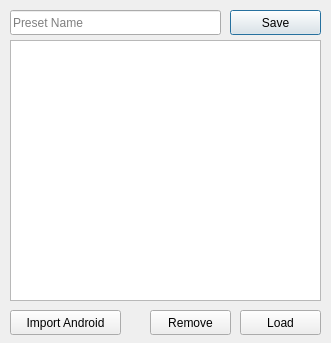
The window that preset.ui (Audio4Linux/Viper4Linux-GUI) describes before a commit, drawn with Qt 5.
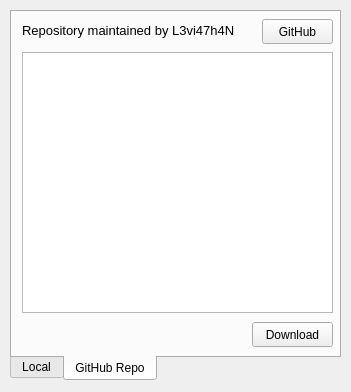
The same window after the commit. The open tabs and pages were chosen to show the change. Icons and pictures are not drawn.

Commit message: Download configs and IRS directly from the official repo

What changed in the file:
```diff
--- a/preset.ui
+++ b/preset.ui
@@ -6,8 +6,8 @@
    <rect>
     <x>0</x>
     <y>0</y>
-    <width>331</width>
-    <height>343</height>
+    <width>351</width>
+    <height>392</height>
    </rect>
   </property>
   <property name="windowTitle">
@@ -17,6 +17,38 @@
    <iconset resource="resources.qrc">
     <normaloff>:/main/viper.png</normaloff>:/main/viper.png</iconset>
   </property>
+  <widget class="QTabWidget" name="tabWidget">
+   <property name="geometry">
+    <rect>
+     <x>10</x>
+     <y>10</y>
+     <width>331</width>
+     <height>371</height>
+    </rect>
+   </property>
+   <property name="tabPosition">
+    <enum>QTabWidget::South</enum>
+   </property>
+   <property name="currentIndex">
+    <number>0</number>
+   </property>
+   <widget class="QWidget" name="local">
+    <attribute name="title">
+     <string>Local</string>
+    </attribute>
+    <widget class="QPushButton" name="importBtn">
+     <property name="geometry">
+      <rect>
+       <x>10</x>
+       <y>310</y>
+       <width>111</width>
+       <height>25</height>
+      </rect>
+     </property>
+     <property name="text">
+      <string>Import Android</string>
+     </property>
+    </widget>
   <widget class="QPushButton" name="add">
    <property name="geometry">
     <rect>
@@ -33,17 +65,17 @@
     <string>Save</string>
    </property>
   </widget>
-  <widget class="QLineEdit" name="presetName">
+    <widget class="QListWidget" name="files">
    <property name="geometry">
     <rect>
      <x>10</x>
-     <y>10</y>
-     <width>211</width>
-     <height>25</height>
-    </rect>
-   </property>
-   <property name="placeholderText">
-    <string>Preset Name</string>
+       <y>40</y>
+       <width>311</width>
+       <height>261</height>
+      </rect>
+     </property>
+     <property name="contextMenuPolicy">
+      <enum>Qt::CustomContextMenu</enum>
    </property>
   </widget>
   <widget class="QPushButton" name="load">
@@ -72,7 +104,25 @@
     <string>Remove</string>
    </property>
   </widget>
-  <widget class="QListWidget" name="files">
+    <widget class="QLineEdit" name="presetName">
+     <property name="geometry">
+      <rect>
+       <x>10</x>
+       <y>10</y>
+       <width>211</width>
+       <height>25</height>
+      </rect>
+     </property>
+     <property name="placeholderText">
+      <string>Preset Name</string>
+     </property>
+    </widget>
+   </widget>
+   <widget class="QWidget" name="githubrepo">
+    <attribute name="title">
+     <string>GitHub Repo</string>
+    </attribute>
+    <widget class="QListWidget" name="repoindex">
    <property name="geometry">
     <rect>
      <x>10</x>
@@ -85,18 +135,64 @@
     <enum>Qt::CustomContextMenu</enum>
    </property>
   </widget>
-  <widget class="QPushButton" name="importBtn">
+    <widget class="QPushButton" name="download">
    <property name="geometry">
     <rect>
+       <x>240</x>
+       <y>310</y>
+       <width>81</width>
+       <height>25</height>
+      </rect>
+     </property>
+     <property name="text">
+      <string>Download</string>
+     </property>
+    </widget>
+    <widget class="QLabel" name="status">
+     <property name="geometry">
+      <rect>
      <x>10</x>
      <y>310</y>
-     <width>111</width>
+       <width>221</width>
+       <height>24</height>
+      </rect>
+     </property>
+     <property name="text">
+      <string/>
+     </property>
+    </widget>
+    <widget class="QLabel" name="label">
+     <property name="geometry">
+      <rect>
+       <x>10</x>
+       <y>10</y>
+       <width>301</width>
+       <height>17</height>
+      </rect>
+     </property>
+     <property name="font">
+      <font>
+       <pointsize>10</pointsize>
+      </font>
+     </property>
+     <property name="text">
+      <string>Repository maintained by L3vi47h4N</string>
+     </property>
+    </widget>
+    <widget class="QPushButton" name="githubRepo">
+     <property name="geometry">
+      <rect>
+       <x>250</x>
+       <y>7</y>
+       <width>71</width>
      <height>25</height>
     </rect>
    </property>
    <property name="text">
-    <string>Import Android</string>
-   </property>
+      <string>GitHub</string>
+     </property>
+    </widget>
+   </widget>
   </widget>
  </widget>
  <resources>
```
Lines whose indentation alone changed are shown as unchanged. The commit also changes 3 other files.
